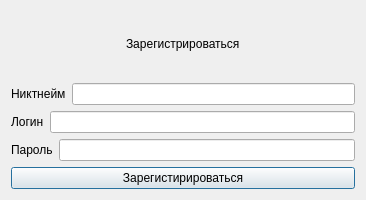
Qt form register.ui (vakhew1900/BD_sem) before a commit.
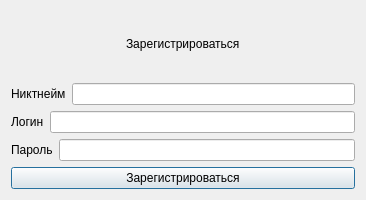
The same form after that commit.

The edit to the form file:
```diff
--- a/register.ui
+++ b/register.ui
@@ -104,7 +104,7 @@
      <item>
       <widget class="QPushButton" name="pushButton">
        <property name="text">
-        <string>Зарегистирироваться</string>
+        <string>Зарегистрироваться</string>
        </property>
       </widget>
      </item>
```
